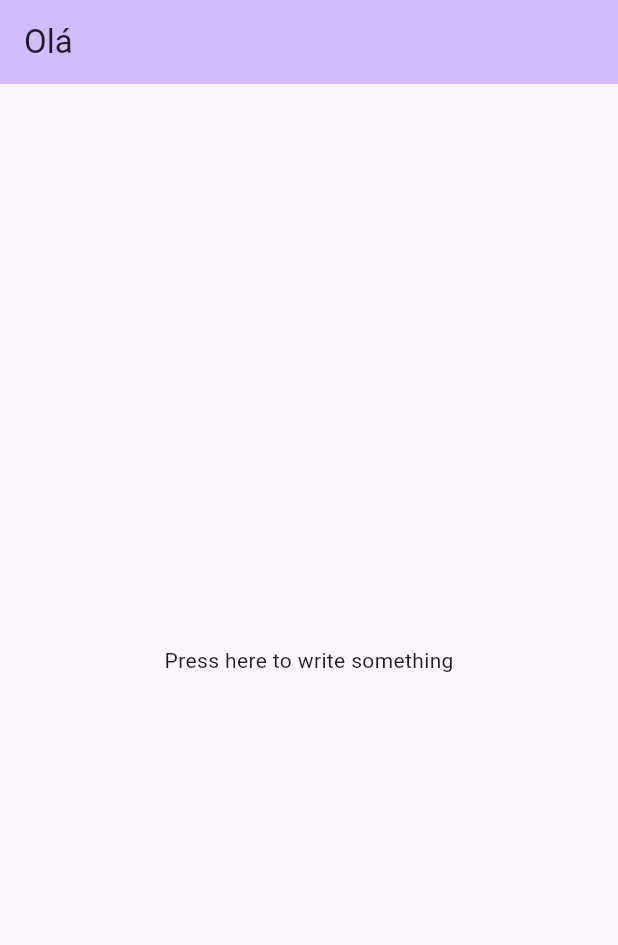
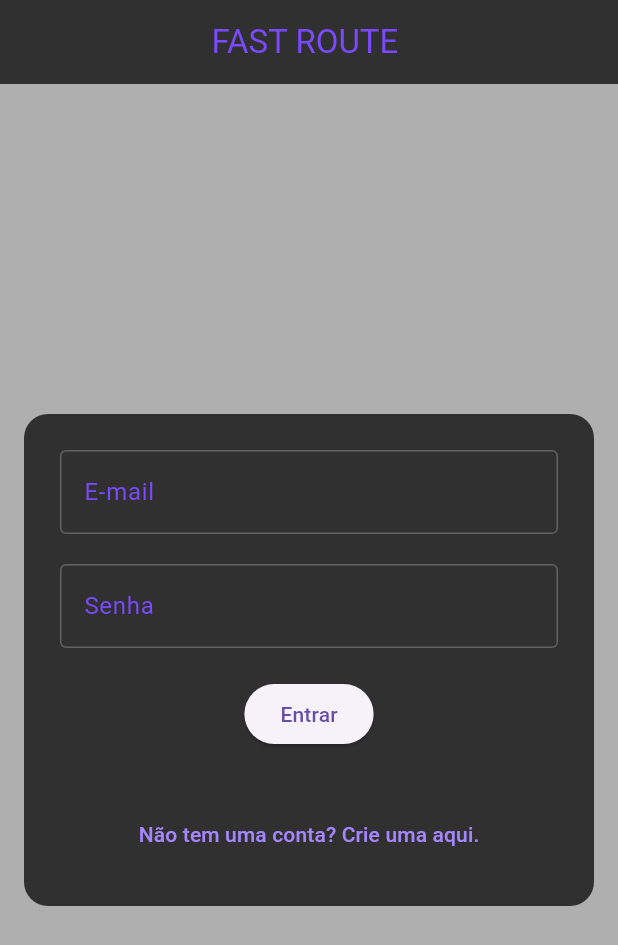
Before and after one commit to kobe-lorenzzo/kobe-start-app-sprint-4, a Flutter app: the screen it shows after launch, on a phone screen of 412 x 824 dp. Shown: the top 945 px of the screen. Run offline on Flutter 3.47's test engine with Material 3 defaults, Android fonts, the phone set to English and light mode, and no system bars; our stand-ins replace firebase_auth, firebase_core; missing offline and left inert: firebase_app_check; accounts and stored records are empty.

Commit message:
feat: criando tela deregistro e login

```diff
--- /dev/null
+++ b/fast_route/lib/features/1_auth/screens/login_screen.dart
@@ -0,0 +1,151 @@
+import 'package:flutter/material.dart';
+import 'package:flutter/services.dart';
+import 'package:provider/provider.dart';
+import '../providers/auth_provider.dart';
+import 'register_screen.dart';
+
+class LoginScreen extends StatefulWidget {
+  const LoginScreen({super.key});
+
+  @override
+  State<LoginScreen> createState() => _LoginScreenState();
+}
+
+class _LoginScreenState extends State<LoginScreen> {
+  final _emailController = TextEditingController();
+  final _passwordController = TextEditingController();
+  final _formKey = GlobalKey<FormState>();
+
+  Future<void> _handleLogin() async {
+    if (!_formKey.currentState!.validate()) {
+      return;
+    }
+
+    final authProvider = context.read<AuthProvider>();
+
+    try {
+      bool success = await authProvider.login(
+        _emailController.text,
+        _passwordController.text,
+      );
+
+      if (success) {
+        ScaffoldMessenger.of(context).showSnackBar(
+          SnackBar(content: Text("Login feito com sucesso! (Usuário: ${authProvider.user!.email})")),
+        );
+      }
+    } catch (e) {
+      ScaffoldMessenger.of(context).showSnackBar(
+        SnackBar(content: Text("Erro no login: $e")),
+      );
+    }
+  }
+
+  @override
+  Widget build(BuildContext context) {
+    final authProvider = context.watch<AuthProvider>();
+    final Color textColor = const Color.fromARGB(255, 123, 74, 255);
+    final Color textColorLight = const Color.fromARGB(255, 166, 134, 255);
+    final Color backgroundColor = const Color.fromARGB(255, 48, 48, 48);
+    final Color backgroundColorLight = const Color.fromARGB(255, 175, 175, 175);
+
+
+    return Scaffold(
+      backgroundColor: backgroundColorLight,
+      appBar: AppBar(
+        title: const Text("FAST ROUTE "),
+        backgroundColor: backgroundColor,
+        foregroundColor: textColor,
+        centerTitle: true,
+      ),
+      body: Center(
+        child: SingleChildScrollView(
+          padding: const EdgeInsets.all(16.0),
+          child: Container(
+            padding: const EdgeInsets.all(24.0),
+            decoration: BoxDecoration(
+              color: backgroundColor,
+              borderRadius: BorderRadius.circular(16.0),
+            ),
+            child: Form(
+              key: _formKey,
+              child: Column(
+                mainAxisAlignment: MainAxisAlignment.center,
+                children: [
+                  TextFormField(
+                    controller: _emailController,
+                    style: const TextStyle(color: Colors.white),
+                    decoration: InputDecoration(
+                      labelText: "E-mail",
+                      labelStyle: TextStyle(color: textColor),
+                      enabledBorder: OutlineInputBorder(
+                        borderSide: BorderSide(color: Colors.white24),
+                      ),
+                      focusedBorder: OutlineInputBorder(
+                        borderSide: BorderSide(color: textColorLight),
+                      ),
+                    ),
+                    keyboardType: TextInputType.emailAddress,
+                    validator: (value) => (value == null || !value.contains('@'))
+                      ? "Por favor, insira um e-mail válido."
+                      : null,
+                  ),
+                  const SizedBox(height: 20),
+                  TextFormField(
+                    controller: _passwordController,
+                    style: const TextStyle(color: Colors.white),
+                    decoration: InputDecoration(
+                      labelText: "Senha",
+                      labelStyle: TextStyle(color: textColor),
+                      enabledBorder: OutlineInputBorder(
+                        borderSide: BorderSide(color: Colors.white24),
+                      ),
+                      focusedBorder: OutlineInputBorder(
+                        borderSide: BorderSide(color: textColorLight),
+                        ),
+                      ),
+                    obscureText: true,
+                    validator: (value) => (value == null || value.isEmpty)
+                      ? "Por favor, insira uma senha."
+                      : null,
+                  ),
+                  const SizedBox(height: 20),
+
+                  if (authProvider.isLoading)
+                    const CircularProgressIndicator()
+                  else
+                    ElevatedButton(
+                      onPressed: _handleLogin,
+                      child: const Text('Entrar'),
+                    ),
+                  const SizedBox(height: 12),
+
+                  if (authProvider.errorMessage != null)
+                    Text(
+                      authProvider.errorMessage!,
+                      style: const TextStyle(color: Colors.red, fontSize: 16),
+                    ),
+
+                    const SizedBox(height: 20),
+                    TextButton(
+                      child: Text("Não tem uma conta? Crie uma aqui.",
+                      style: TextStyle(color: textColorLight),
+                      ),
+                      onPressed: () {
+                        context.read<AuthProvider>().clearError();
+                        Navigator.of(context).push(
+                          MaterialPageRoute(
+                            builder: (context) => const RegisterScreen(),
+                          ),
+                        );
+                      },
+                    ),
+                  ],
+                ),
+              ),
+            ),
+          ),
+        ),
+      );
+  }
+}
--- a/fast_route/lib/main.dart
+++ b/fast_route/lib/main.dart
@@ -1,7 +1,50 @@
+import 'package:fast_route/features/1_auth/screens/login_screen.dart';
 import 'package:flutter/material.dart';
+import 'package:provider/provider.dart';
+import 'package:firebase_core/firebase_core.dart';
+import 'core/config/firebase_options.dart';
+import 'package:firebase_app_check/firebase_app_check.dart';
+import 'services/auth_service.dart';
+import 'features/1_auth/providers/auth_provider.dart';
 
-void main() {
-  runApp(const MyApp());
+void main() async {
+  WidgetsFlutterBinding.ensureInitialized();
+
+  try {
+    await Firebase.initializeApp(options: DefaultFirebaseOptions.currentPlatform);
+
+    await FirebaseAppCheck.instance.activate(
+        webProvider: ReCaptchaV3Provider('recaptcha-v3-site-key'),
+
+        androidProvider: AndroidProvider.debug,
+
+        appleProvider: AppleProvider.debug,
+      );
+      print("✅ App Check ativado em modo de depuração.");
+      print("🔥 PROCURE O TOKEN DE DEPURAÇÃO NO CONSOLE ABAIXO! 🔥");
+
+  } catch (e) {
+    print("❌ ERRO NA INICIALIZAÇÃO (Firebase ou AppCheck):");
+    print(e.toString());
+  }
+
+  runApp(
+    MultiProvider(
+      providers: [
+        Provider<AuthService>(
+          create: (_) => AuthService()
+          ),
+
+        ChangeNotifierProvider<AuthProvider>(
+          create: (context) => AuthProvider(
+            context.read<AuthService>()
+            ),
+        ),
+
+      ],
+      child: const MyApp(),
+    ),
+  );
 }
 
 class MyApp extends StatelessWidget {
@@ -10,35 +53,10 @@ class MyApp extends StatelessWidget {
   @override
   Widget build(BuildContext context) {
     return MaterialApp(
-      title: 'Fast Route',
-      theme: ThemeData(
-        colorScheme: ColorScheme.fromSeed(seedColor: Colors.deepPurple),
-      ),
-      home: const myHomePage(title: "Olá"),
+      title: 'FAST ROUTE',
+      debugShowCheckedModeBanner: false,
+
+      home: const LoginScreen(),
     );
   }
 }
-
-class myHomePage extends StatelessWidget{
-  const myHomePage({super.key, required this.title});
-
-  final String title;
-
-  @override
-  Widget build(BuildContext context) {
-    return Scaffold(
-      appBar: AppBar(
-        backgroundColor: Theme.of(context).colorScheme.inversePrimary,
-        title: Text(title),
-      ),
-      body: Center(
-        child: Column(
-          mainAxisAlignment: MainAxisAlignment.center,
-          children:[
-            const Text('Press here to write something'),
-          ]
-        ),
-      ),
-    );
-  }
-}
--- a/fast_route/pubspec.yaml
+++ b/fast_route/pubspec.yaml
@@ -36,6 +36,8 @@ dependencies:
   cupertino_icons: ^1.0.8
   firebase_core: ^4.2.1
   firebase_auth: ^6.1.2
+  provider: ^6.1.5+1
+  firebase_app_check: ^0.4.1+2
 
 dev_dependencies:
   flutter_test:
```
Also changed, not shown: fast_route/lib/features/1_auth/providers/auth_provider.dart (added, +86 -0 lines), fast_route/lib/features/1_auth/screens/register_screen.dart (added, +142 -0 lines), fast_route/lib/services/auth_service.dart (added, +43 -0 lines), fast_route/pubspec.lock, 2 other files.
